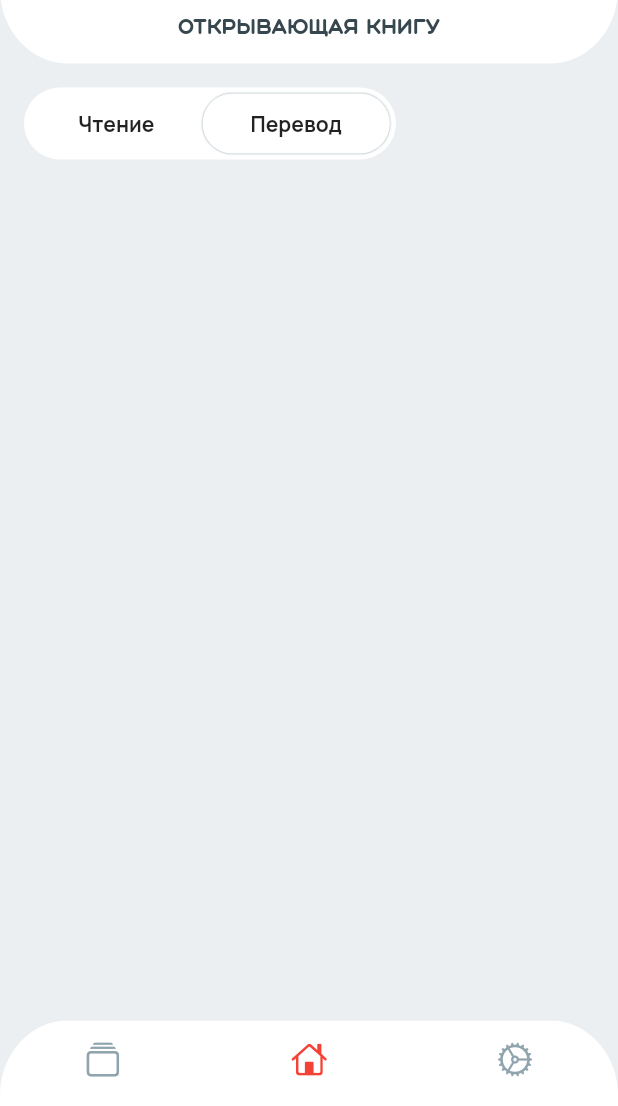
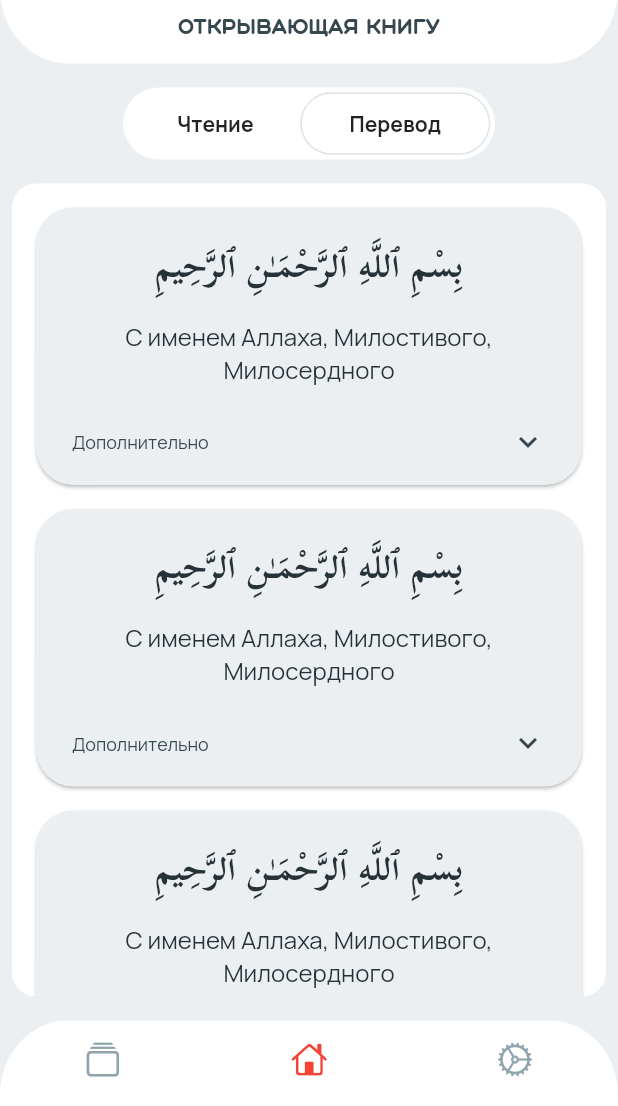
Before and after one commit to JMApps/project_fatiha, a Flutter app: the screen it shows after launch, item 2 of the bottom bar chosen, on a phone screen of 412 x 824 dp, the part 130-1236 px from its top. Run offline on Flutter 3.47's test engine with Material 2 defaults, Android fonts, the phone set to English and light mode, and no system bars; drawn by our look-alikes of custom_sliding_segmented_control.

Commit message:
Added fatiha list

```diff
--- /dev/null
+++ b/lib/presentation/items/fatiha_ayah_item.dart
@@ -0,0 +1,131 @@
+import 'package:flutter/cupertino.dart';
+import 'package:flutter/material.dart';
+
+class FatihaAyahItem extends StatelessWidget {
+  const FatihaAyahItem({Key? key}) : super(key: key);
+
+  @override
+  Widget build(BuildContext context) {
+    return Card(
+      margin: const EdgeInsets.only(bottom: 16),
+      color: Colors.blueGrey.shade50,
+      shape: RoundedRectangleBorder(
+        borderRadius: BorderRadius.circular(25),
+      ),
+      child: Padding(
+        padding: const EdgeInsets.only(
+          left: 16,
+          top: 16,
+          right: 16,
+        ),
+        child: Column(
+          children: [
+            SizedBox(
+              width: double.infinity,
+              child: Text(
+                'بِسْمِ ٱللَّهِ ٱلرَّحْمَـٰنِ ٱلرَّحِيمِ',
+                style: TextStyle(
+                  fontSize: 30,
+                  color: Colors.blueGrey.shade900,
+                  fontFamily: 'Quran'
+                ),
+                textAlign: TextAlign.center,
+                textDirection: TextDirection.rtl,
+              ),
+            ),
+            const SizedBox(height: 8),
+            Text(
+              'С именем Аллаха, Милостивого, Милосердного',
+              style: TextStyle(
+                fontSize: 16,
+                color: Colors.blueGrey.shade900,
+              ),
+              textAlign: TextAlign.center,
+            ),
+            const SizedBox(height: 8),
+            ExpansionTile(
+              tilePadding: const EdgeInsets.symmetric(horizontal: 8),
+              controlAffinity: ListTileControlAffinity.trailing,
+              childrenPadding: EdgeInsets.zero,
+              collapsedIconColor: Colors.blueGrey.shade800,
+              collapsedTextColor: Colors.blueGrey.shade800,
+              textColor: Colors.red.shade400,
+              iconColor: Colors.red.shade400,
+              title: const Text(
+                'Дополнительно',
+                style: TextStyle(
+                  fontSize: 12,
+                ),
+              ),
+              children: [
+                Padding(
+                  padding: const EdgeInsets.only(bottom: 16),
+                  child: Row(
+                    mainAxisAlignment: MainAxisAlignment.spaceEvenly,
+                    children: [
+                      IconButton(
+                        constraints: const BoxConstraints(),
+                        padding: const EdgeInsets.only(top: 8),
+                        splashRadius: 20,
+                        splashColor: Colors.red.shade100,
+                        icon: Icon(
+                          CupertinoIcons.play,
+                          color: Colors.blueGrey.shade600,
+                        ),
+                        onPressed: () {},
+                      ),
+                      IconButton(
+                        constraints: const BoxConstraints(),
+                        padding: const EdgeInsets.only(top: 8),
+                        splashRadius: 20,
+                        splashColor: Colors.red.shade100,
+                        icon: Icon(
+                          CupertinoIcons.folder_open,
+                          color: Colors.blueGrey.shade600,
+                        ),
+                        onPressed: () {},
+                      ),
+                      IconButton(
+                        constraints: const BoxConstraints(),
+                        padding: const EdgeInsets.only(top: 8),
+                        splashRadius: 20,
+                        splashColor: Colors.red.shade100,
+                        icon: Icon(
+                          CupertinoIcons.share,
+                          color: Colors.blueGrey.shade600,
+                        ),
+                        onPressed: () {},
+                      ),
+                      IconButton(
+                        constraints: const BoxConstraints(),
+                        padding: const EdgeInsets.only(top: 8),
+                        splashRadius: 20,
+                        splashColor: Colors.red.shade100,
+                        icon: Icon(
+                          CupertinoIcons.photo,
+                          color: Colors.blueGrey.shade600,
+                        ),
+                        onPressed: () {},
+                      ),
+                      IconButton(
+                        constraints: const BoxConstraints(),
+                        padding: const EdgeInsets.only(top: 8),
+                        splashRadius: 20,
+                        splashColor: Colors.red.shade100,
+                        icon: Icon(
+                          CupertinoIcons.t_bubble,
+                          color: Colors.blueGrey.shade600,
+                        ),
+                        onPressed: () {},
+                      ),
+                    ],
+                  ),
+                ),
+              ],
+            ),
+          ],
+        ),
+      ),
+    );
+  }
+}
--- /dev/null
+++ b/lib/presentation/lists/fatiha_list.dart
@@ -0,0 +1,29 @@
+import 'package:flutter/cupertino.dart';
+import 'package:flutter/material.dart';
+import 'package:project_fatiha/presentation/items/fatiha_ayah_item.dart';
+
+class FatihaList extends StatelessWidget {
+  const FatihaList({Key? key}) : super(key: key);
+
+  @override
+  Widget build(BuildContext context) {
+    return Card(
+      elevation: 0,
+      margin: const EdgeInsets.only(left: 8, right: 8, bottom: 16),
+      shape: RoundedRectangleBorder(
+        borderRadius: BorderRadius.circular(16),
+      ),
+      child: ListView.builder(
+        padding: const EdgeInsets.only(
+          left: 16,
+          top: 16,
+          right: 16,
+        ),
+        itemCount: 7,
+        itemBuilder: (BuildContext context, int index) {
+          return const FatihaAyahItem();
+        },
+      ),
+    );
+  }
+}
--- a/lib/presentation/pages/fatiha_page.dart
+++ b/lib/presentation/pages/fatiha_page.dart
@@ -3,6 +3,7 @@ import 'package:flutter/material.dart';
 import 'package:project_fatiha/domain/state/provider/home_sliding_segment_state.dart';
 import 'package:project_fatiha/domain/state/provider/read_surah_state.dart';
 import 'package:project_fatiha/presentation/appbars/fatiha_app_bar.dart';
+import 'package:project_fatiha/presentation/lists/fatiha_list.dart';
 import 'package:project_fatiha/presentation/widgets/read_fatiha_container.dart';
 import 'package:provider/provider.dart';
 
@@ -11,7 +12,7 @@ class FatihaPage extends StatelessWidget {
 
   static const _homePageContainer = [
     ReadFatihaContainer(),
-    SizedBox(),
+    FatihaList(),
   ];
 
   @override
--- a/pubspec.yaml
+++ b/pubspec.yaml
@@ -40,3 +40,6 @@ flutter:
     - family: Manrope
       fonts:
         - asset: assets/fonts/manrope.ttf
+    - family: Quran
+      fonts:
+        - asset: assets/fonts/quran.ttf
```
Also changed, not shown: assets/fonts/quran.ttf (added).
